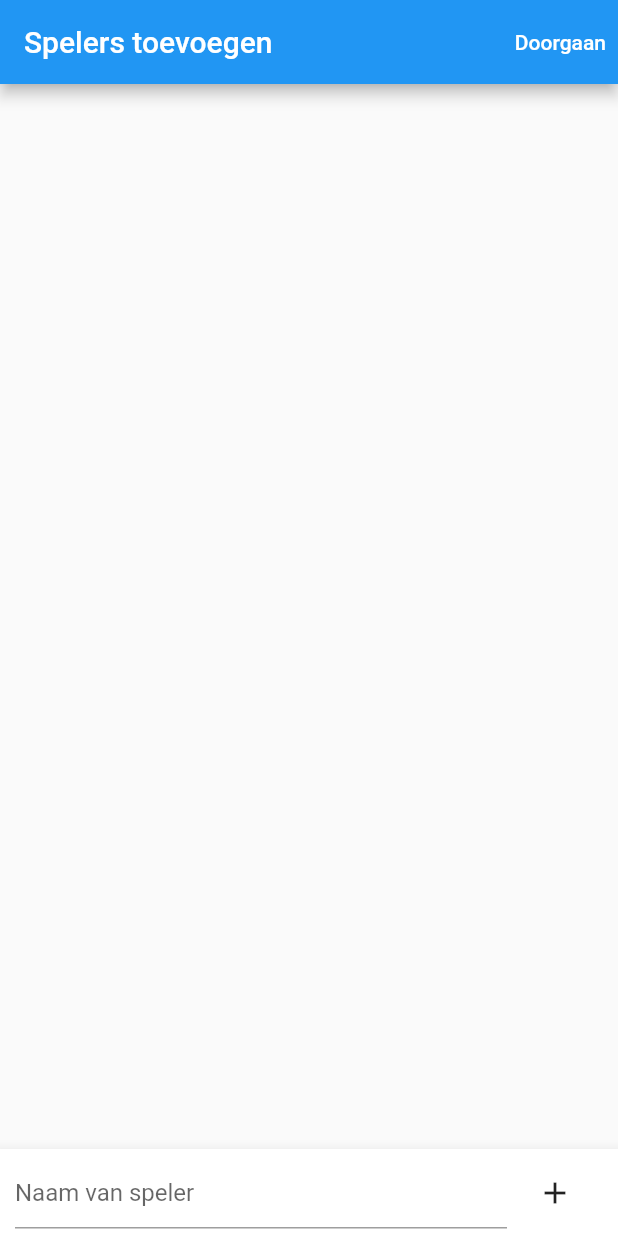
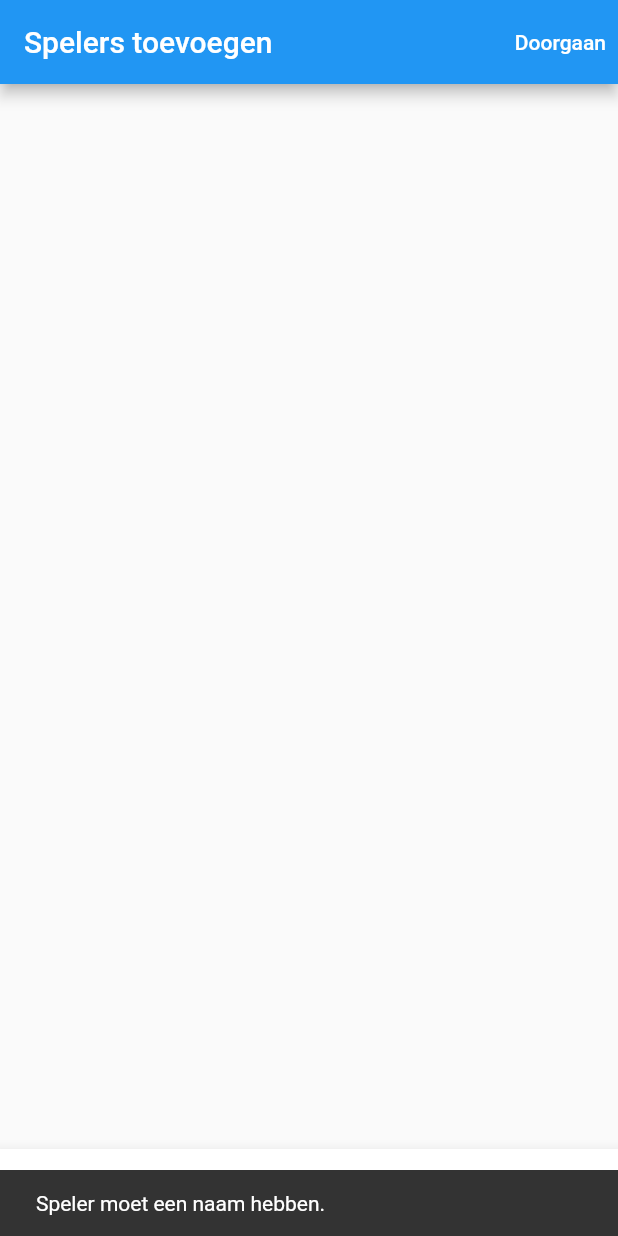
Before and after one commit to ivard/franks_zoo_scoring_app, a Flutter app: the screen it shows after launch, after a tap on the "add" icon, on a phone screen of 412 x 824 dp. Run offline on Flutter 3.47's test engine with Material 2 defaults, Android fonts, the light colour scheme and no system bars; our stand-ins replace rxdart.

Commit message:
Give error when empty name is chosen for a player

```diff
--- a/lib/src/screens/add_players_screen.dart
+++ b/lib/src/screens/add_players_screen.dart
@@ -20,10 +20,17 @@ class _AddPlayersScreenState extends State<AddPlayersScreen> {
 
   void _addPlayer() {
     final newPlayer = _inputController.text;
-    if (_players.contains(newPlayer)) {
+    String? snackBarText;
+    if (newPlayer.isEmpty) {
+      snackBarText = 'Speler moet een naam hebben.';
+    } else if (_players.contains(newPlayer)) {
+      snackBarText = 'Deze speler bestaat al.';
+    }
+
+    if (snackBarText != null) {
       ScaffoldMessenger.of(context).showSnackBar(
-        const SnackBar(
-          content: Text('Deze speler bestaat al.'),
+        SnackBar(
+          content: Text(snackBarText),
         ),
       );
     } else {
```
